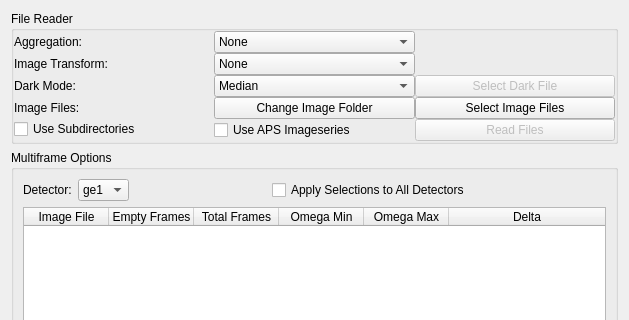
Before: the Qt Designer form hexrd/ui/resources/ui/load_panel.ui in HEXRD/hexrdgui, drawn with Qt 5; both pictures show x 0 to 629 and y 0 to 320 of the 629 by 578 pixel window.
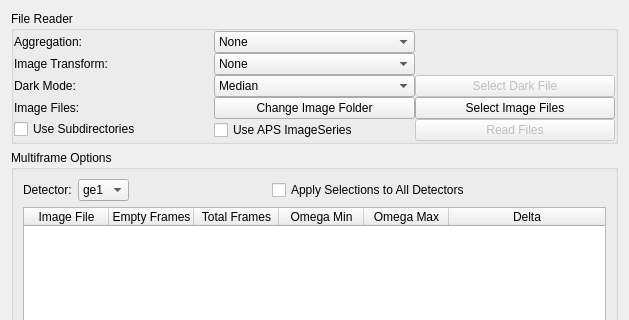
After: the same form once the commit is applied.

Commit message: Fix ImageSeries spelling

Patch:
```diff
--- a/hexrd/ui/resources/ui/load_panel.ui
+++ b/hexrd/ui/resources/ui/load_panel.ui
@@ -194,7 +194,7 @@
       <item row="4" column="1" rowspan="2">
        <widget class="QCheckBox" name="aps_imageseries">
         <property name="text">
-         <string>Use APS Imageseries</string>
+         <string>Use APS ImageSeries</string>
         </property>
        </widget>
       </item>
```
